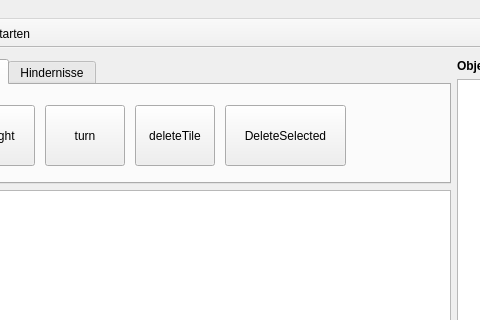
The window that bin/source/editor.ui (Waldemarv/swt1718) describes before a commit, drawn with Qt 5; both pictures show x 336 to 816 and y 0 to 320 of the 1104 by 721 pixel window.
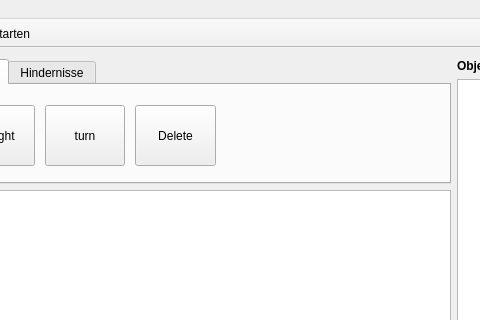
The same window after the commit. Icons and pictures are not drawn.

Commit message: Zusammenschluss der beiden delete Funktionen

Diff of the .ui file:
```diff
--- a/bin/source/editor.ui
+++ b/bin/source/editor.ui
@@ -107,30 +107,17 @@
            <string>turn</string>
           </property>
          </widget>
-         <widget class="QPushButton" name="deleteTile">
-          <property name="geometry">
-           <rect>
-            <x>190</x>
-            <y>20</y>
-            <width>80</width>
-            <height>61</height>
-           </rect>
-          </property>
-          <property name="text">
-           <string>deleteTile</string>
-          </property>
-         </widget>
          <widget class="QPushButton" name="deleteSelectedTile">
           <property name="geometry">
            <rect>
-            <x>280</x>
+            <x>190</x>
             <y>20</y>
-            <width>121</width>
+            <width>81</width>
             <height>61</height>
            </rect>
           </property>
           <property name="text">
-           <string>DeleteSelected</string>
+           <string>Delete</string>
           </property>
          </widget>
         </widget>
```
Left out of the diff: 19 changed lines with no effect on the pictures. The commit also changes 3 other files.
